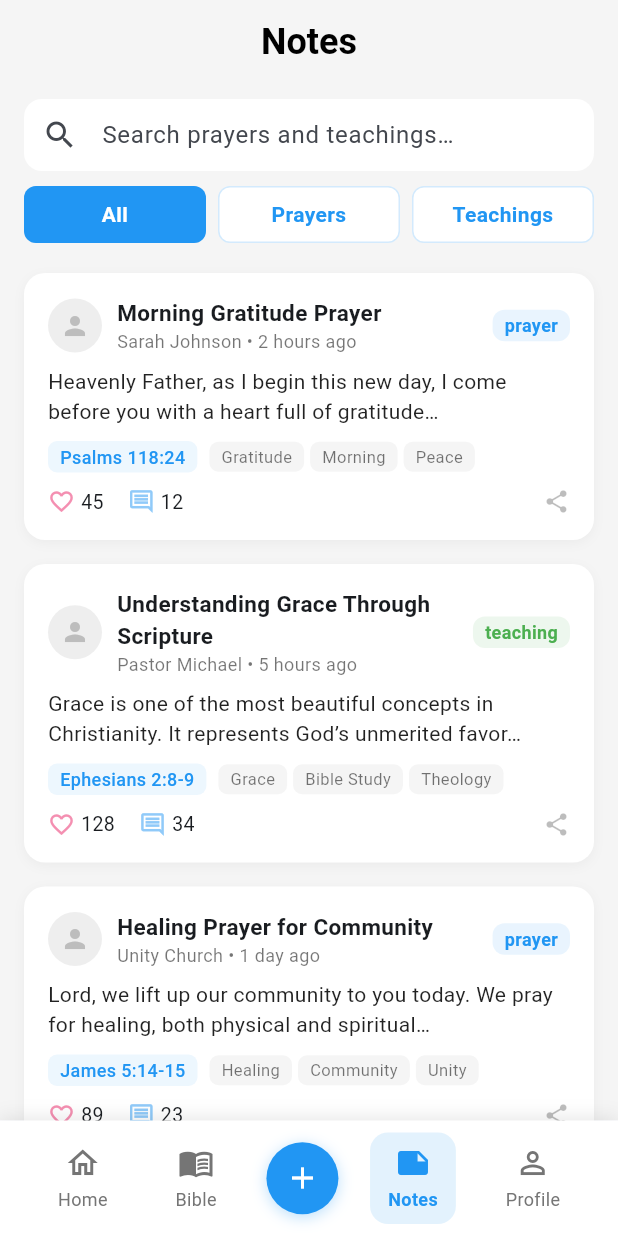
After one commit to Zowesoft/prayzo, a Flutter app: the screen it shows after launch, item 4 of the bottom bar chosen, on a phone screen of 412 x 824 dp. The commit adds this screen. Run offline on Flutter 3.47's test engine with Material 3 defaults, Android fonts, the phone set to English and light mode, and no system bars.

Commit message:
refactor: rename state classes and update opacity syntax
- Rename all private state classes (e.g. `_HomeScreenState`) to public format (e.g. `HomeScreenState`)
- Replace `withOpacity()` calls with `withValues(alpha:)` for consistency
- Rename `CreateNoteScreen` to `NotesScreen` and update navigation
- Remove redundant bottom navigation in ProfileScreen

```diff
--- a/lib/main.dart
+++ b/lib/main.dart
@@ -1,6 +1,6 @@
 import 'package:flutter/material.dart';
 import 'screens/home_screen.dart';
-import 'screens/create_note_screen.dart';
+import 'screens/notes_screen.dart';
 import 'screens/bible_screen.dart';
 import 'screens/profile_screen.dart';
 import 'utils/colors.dart';
@@ -45,10 +45,10 @@ class MainScreen extends StatefulWidget {
   const MainScreen({super.key});
 
   @override
-  _MainScreenState createState() => _MainScreenState();
+  MainScreenState createState() => MainScreenState();
 }
 
-class _MainScreenState extends State<MainScreen> with TickerProviderStateMixin {
+class MainScreenState extends State<MainScreen> with TickerProviderStateMixin {
   int _currentIndex = 0;
   late AnimationController _animationController;
   late Animation<double> _fadeAnimation;
@@ -56,7 +56,7 @@ class _MainScreenState extends State<MainScreen> with TickerProviderStateMixin {
   final List<Widget> _screens = [
     HomeScreen(),
     BibleScreen(),
-    CreateNoteScreen(),
+    NotesScreen(),
     ProfileScreen(),
   ];
 
--- a/lib/screens/bible_screen.dart
+++ b/lib/screens/bible_screen.dart
@@ -7,10 +7,10 @@ class BibleScreen extends StatefulWidget {
   const BibleScreen({super.key});
 
   @override
-  _BibleScreenState createState() => _BibleScreenState();
+ BibleScreenState createState() => BibleScreenState();
 }
 
-class _BibleScreenState extends State<BibleScreen> with TickerProviderStateMixin {
+class BibleScreenState extends State<BibleScreen> with TickerProviderStateMixin {
   final TextEditingController _searchController = TextEditingController();
   late TabController _tabController;
   List<String> bookmarkedVerses = [];
@@ -109,7 +109,7 @@ class _BibleScreenState extends State<BibleScreen> with TickerProviderStateMixin
             padding: EdgeInsets.all(20),
             decoration: BoxDecoration(
               gradient: LinearGradient(
-                colors: [AppColors.primaryBlue, AppColors.primaryBlue.withOpacity(0.8)],
+                colors: [AppColors.primaryBlue, AppColors.primaryBlue.withValues(alpha: 0.8)],
               ),
               borderRadius: BorderRadius.circular(16),
             ),
@@ -130,7 +130,7 @@ class _BibleScreenState extends State<BibleScreen> with TickerProviderStateMixin
                     Container(
                       padding: EdgeInsets.symmetric(horizontal: 8, vertical: 4),
                       decoration: BoxDecoration(
-                        color: Colors.white.withOpacity(0.2),
+                        color: Colors.white.withValues(alpha: 0.2),
                         borderRadius: BorderRadius.circular(8),
                       ),
                       child: Text(
@@ -159,7 +159,7 @@ class _BibleScreenState extends State<BibleScreen> with TickerProviderStateMixin
                     Text(
                       'Philippians 4:13',
                       style: TextStyle(
-                        color: Colors.white.withOpacity(0.9),
+                        color: Colors.white.withValues(alpha: 0.9),
                         fontSize: 14,
                         fontWeight: FontWeight.w500,
                       ),
--- a/lib/screens/create_note_screen.dart
+++ b/lib/screens/create_note_screen.dart
@@ -5,10 +5,10 @@ class CreateNoteScreen extends StatefulWidget {
   const CreateNoteScreen({super.key});
 
   @override
-  _CreateNoteScreenState createState() => _CreateNoteScreenState();
+  CreateNoteScreenState createState() => CreateNoteScreenState();
 }
 
-class _CreateNoteScreenState extends State<CreateNoteScreen>
+class CreateNoteScreenState extends State<CreateNoteScreen>
     with SingleTickerProviderStateMixin {
   bool isPrayerMode = true;
   final TextEditingController _titleController = TextEditingController();
--- a/lib/screens/home_screen.dart
+++ b/lib/screens/home_screen.dart
@@ -9,10 +9,10 @@ class HomeScreen extends StatefulWidget {
   const HomeScreen({super.key});
 
   @override
-  _HomeScreenState createState() => _HomeScreenState();
+  HomeScreenState createState() => HomeScreenState();
 }
 
-class _HomeScreenState extends State<HomeScreen> {
+class HomeScreenState extends State<HomeScreen> {
   final ScrollController _scrollController = ScrollController();
   bool _showFloatingButton = false;
 
--- /dev/null
+++ b/lib/screens/notes_screen.dart
@@ -0,0 +1,297 @@
+import 'package:flutter/material.dart';
+import '../utils/colors.dart';
+
+class NotesScreen extends StatefulWidget {
+  const NotesScreen({super.key});
+
+  @override
+  State<NotesScreen> createState() => _NotesScreenState();
+}
+
+class _NotesScreenState extends State<NotesScreen> {
+  int _selectedTab = 0;
+  final TextEditingController _searchController = TextEditingController();
+
+  final List<Map<String, dynamic>> _notes = [
+    {
+      'type': 'prayer',
+      'title': 'Morning Gratitude Prayer',
+      'author': 'Sarah Johnson',
+      'time': '2 hours ago',
+      'content':
+          'Heavenly Father, as I begin this new day, I come before you with a heart full of gratitude…',
+      'tags': ['Gratitude', 'Morning', 'Peace'],
+      'scripture': 'Psalms 118:24',
+      'likes': 45,
+      'comments': 12,
+    },
+    {
+      'type': 'teaching',
+      'title': 'Understanding Grace Through Scripture',
+      'author': 'Pastor Michael',
+      'time': '5 hours ago',
+      'content':
+          'Grace is one of the most beautiful concepts in Christianity. It represents God’s unmerited favor…',
+      'tags': ['Grace', 'Bible Study', 'Theology'],
+      'scripture': 'Ephesians 2:8-9',
+      'likes': 128,
+      'comments': 34,
+    },
+    {
+      'type': 'prayer',
+      'title': 'Healing Prayer for Community',
+      'author': 'Unity Church',
+      'time': '1 day ago',
+      'content':
+          'Lord, we lift up our community to you today. We pray for healing, both physical and spiritual…',
+      'tags': ['Healing', 'Community', 'Unity'],
+      'scripture': 'James 5:14-15',
+      'likes': 89,
+      'comments': 23,
+    },
+    {
+      'type': 'teaching',
+      'title': 'The Power of Forgiveness',
+      'author': 'Rachel Adams',
+      'time': '2 days ago',
+      'content':
+          'Forgiveness is not just a suggestion in Christianity; it’s a commandment that leads to freedom…',
+      'tags': ['Forgiveness', 'Reflection', 'Growth'],
+      'scripture': 'Matthew 6:14-15',
+      'likes': 67,
+      'comments': 18,
+    },
+  ];
+
+  @override
+  void dispose() {
+    _searchController.dispose();
+    super.dispose();
+  }
+
+  Widget _buildSearchBar() {
+    return Padding(
+      padding: const EdgeInsets.symmetric(horizontal: 16, vertical: 10),
+      child: TextField(
+        controller: _searchController,
+        decoration: InputDecoration(
+          hintText: 'Search prayers and teachings…',
+          prefixIcon: const Icon(Icons.search),
+          filled: true,
+          fillColor: Colors.white,
+          contentPadding:
+              const EdgeInsets.symmetric(vertical: 0, horizontal: 16),
+          border: OutlineInputBorder(
+            borderRadius: BorderRadius.circular(12),
+            borderSide: BorderSide.none,
+          ),
+        ),
+      ),
+    );
+  }
+
+  Widget _buildTabs() {
+    return Padding(
+      padding: const EdgeInsets.symmetric(horizontal: 16),
+      child: Row(
+        children: [
+          _buildTabButton('All', 0),
+          const SizedBox(width: 8),
+          _buildTabButton('Prayers', 1),
+          const SizedBox(width: 8),
+          _buildTabButton('Teachings', 2),
+        ],
+      ),
+    );
+  }
+
+  Widget _buildTabButton(String label, int index) {
+    final isSelected = _selectedTab == index;
+    return Expanded(
+      child: GestureDetector(
+        onTap: () => setState(() => _selectedTab = index),
+        child: Container(
+          padding: const EdgeInsets.symmetric(vertical: 8),
+          decoration: BoxDecoration(
+            color: isSelected ? AppColors.primaryBlue : Colors.white,
+            borderRadius: BorderRadius.circular(8),
+            border:
+                Border.all(color: AppColors.primaryBlue.withValues(alpha: 0.2)),
+          ),
+          child: Text(
+            label,
+            textAlign: TextAlign.center,
+            style: TextStyle(
+              color: isSelected ? Colors.white : AppColors.primaryBlue,
+              fontWeight: FontWeight.w600,
+            ),
+          ),
+        ),
+      ),
+    );
+  }
+
+  List<Map<String, dynamic>> get _filteredNotes {
+    if (_selectedTab == 1) {
+      return _notes.where((n) => n['type'] == 'prayer').toList();
+    } else if (_selectedTab == 2) {
+      return _notes.where((n) => n['type'] == 'teaching').toList();
+    }
+    return _notes;
+  }
+
+  Widget _buildNoteCard(Map<String, dynamic> note) {
+    final isPrayer = note['type'] == 'prayer';
+    final color = isPrayer ? AppColors.primaryBlue : Colors.green;
+    final label = isPrayer ? 'prayer' : 'teaching';
+    return Container(
+      margin: const EdgeInsets.symmetric(vertical: 8, horizontal: 0),
+      padding: const EdgeInsets.all(16),
+      decoration: BoxDecoration(
+        color: Colors.white,
+        borderRadius: BorderRadius.circular(14),
+        boxShadow: [
+          BoxShadow(
+            color: Colors.black.withValues(alpha: 0.04),
+            blurRadius: 6,
+            offset: const Offset(0, 2),
+          ),
+        ],
+      ),
+      child: Column(
+        crossAxisAlignment: CrossAxisAlignment.start,
+        children: [
+          Row(
+            children: [
+              CircleAvatar(
+                radius: 18,
+                backgroundColor: Colors.grey[200],
+                child: Icon(Icons.person, color: Colors.grey[400], size: 20),
+              ),
+              const SizedBox(width: 10),
+              Expanded(
+                child: Column(
+                  crossAxisAlignment: CrossAxisAlignment.start,
+                  children: [
+                    Text(
+                      note['title'],
+                      style: const TextStyle(
+                          fontWeight: FontWeight.bold, fontSize: 15),
+                    ),
+                    Text(
+                      '${note['author']} • ${note['time']}',
+                      style:
+                          const TextStyle(fontSize: 12, color: Colors.black54),
+                    ),
+                  ],
+                ),
+              ),
+              Container(
+                padding: const EdgeInsets.symmetric(horizontal: 8, vertical: 2),
+                decoration: BoxDecoration(
+                  color: color.withValues(alpha: 0.1),
+                  borderRadius: BorderRadius.circular(8),
+                ),
+                child: Text(
+                  label,
+                  style: TextStyle(
+                      color: color, fontWeight: FontWeight.bold, fontSize: 12),
+                ),
+              ),
+            ],
+          ),
+          const SizedBox(height: 8),
+          Text(
+            note['content'],
+            maxLines: 2,
+            overflow: TextOverflow.ellipsis,
+            style: const TextStyle(fontSize: 14, color: Colors.black87),
+          ),
+          const SizedBox(height: 10),
+          Row(
+            children: [
+              Container(
+                padding: const EdgeInsets.symmetric(horizontal: 8, vertical: 2),
+                decoration: BoxDecoration(
+                  color: AppColors.primaryBlue.withValues(alpha: 0.08),
+                  borderRadius: BorderRadius.circular(6),
+                ),
+                child: Text(
+                  note['scripture'],
+                  style: const TextStyle(
+                      color: AppColors.primaryBlue,
+                      fontWeight: FontWeight.w500,
+                      fontSize: 12),
+                ),
+              ),
+              const SizedBox(width: 8),
+              ...note['tags']
+                  .map<Widget>((tag) => Container(
+                        margin: const EdgeInsets.only(right: 4),
+                        padding: const EdgeInsets.symmetric(
+                            horizontal: 8, vertical: 2),
+                        decoration: BoxDecoration(
+                          color: Colors.grey[100],
+                          borderRadius: BorderRadius.circular(6),
+                        ),
+                        child: Text(
+                          tag,
+                          style: const TextStyle(
+                              fontSize: 11, color: Colors.black54),
+                        ),
+                      ))
+                  .toList(),
+            ],
+          ),
+          const SizedBox(height: 10),
+          Row(
+            children: [
+              Icon(Icons.favorite_border, color: Colors.pink[200], size: 18),
+              const SizedBox(width: 4),
+              Text(note['likes'].toString(),
+                  style: const TextStyle(fontSize: 13)),
+              const SizedBox(width: 16),
+              Icon(Icons.comment_outlined, color: Colors.blue[200], size: 18),
+              const SizedBox(width: 4),
+              Text(note['comments'].toString(),
+                  style: const TextStyle(fontSize: 13)),
+              const Spacer(),
+              Icon(Icons.share, color: Colors.black26, size: 18),
+            ],
+          ),
+        ],
+      ),
+    );
+  }
+
+  @override
+  Widget build(BuildContext context) {
+    return Scaffold(
+      backgroundColor: AppColors.lightGrey,
+      appBar: AppBar(
+        elevation: 0,
+        backgroundColor: Colors.transparent,
+        title: const Text('Notes',
+            style: TextStyle(color: Colors.black, fontWeight: FontWeight.bold)),
+        centerTitle: true,
+        iconTheme: const IconThemeData(color: Colors.black),
+      ),
+      body: Column(
+        crossAxisAlignment: CrossAxisAlignment.start,
+        children: [
+          _buildSearchBar(),
+          _buildTabs(),
+          const SizedBox(height: 4),
+          Expanded(
+            child: ListView.builder(
+              padding: const EdgeInsets.symmetric(horizontal: 16, vertical: 8),
+              itemCount: _filteredNotes.length,
+              itemBuilder: (context, idx) =>
+                  _buildNoteCard(_filteredNotes[idx]),
+            ),
+          ),
+        ],
+      ),
+    );
+  }
+}
--- a/lib/screens/profile_screen.dart
+++ b/lib/screens/profile_screen.dart
@@ -10,7 +10,7 @@ class ProfileScreen extends StatefulWidget {
 }
 
 class _ProfileScreenState extends State<ProfileScreen> {
-  int _currentTab = 3;
+  final int _currentTab = 3;
   int _selectedTab = 0;
 
   final List<Map<String, dynamic>> _activity = [
@@ -60,7 +60,7 @@ class _ProfileScreenState extends State<ProfileScreen> {
         Container(
           padding: const EdgeInsets.symmetric(horizontal: 10, vertical: 4),
           decoration: BoxDecoration(
-            color: AppColors.primaryBlue.withOpacity(0.1),
+            color: AppColors.primaryBlue.withValues(alpha: 0.1),
             borderRadius: BorderRadius.circular(16),
           ),
           child: const Text(
@@ -172,7 +172,7 @@ class _ProfileScreenState extends State<ProfileScreen> {
         borderRadius: BorderRadius.circular(16),
         boxShadow: [
           BoxShadow(
-            color: Colors.black.withOpacity(0.04),
+            color: Colors.black.withValues(alpha: 0.04),
             blurRadius: 6,
             offset: const Offset(0, 2),
           ),
@@ -186,7 +186,7 @@ class _ProfileScreenState extends State<ProfileScreen> {
               Container(
                 padding: const EdgeInsets.symmetric(horizontal: 8, vertical: 2),
                 decoration: BoxDecoration(
-                  color: color.withOpacity(0.1),
+                  color: color.withValues(alpha: 0.1),
                   borderRadius: BorderRadius.circular(8),
                 ),
                 child: Text(
@@ -268,12 +268,7 @@ class _ProfileScreenState extends State<ProfileScreen> {
           ],
         ),
       ),
-      bottomNavigationBar: CustomBottomNavBar(
-        currentIndex: _currentTab,
-        onTap: (index) {
-          // You can add navigation logic here
-        },
-      ),
+
     );
   }
 }
--- a/lib/widgets/bible_verse_card.dart
+++ b/lib/widgets/bible_verse_card.dart
@@ -15,10 +15,10 @@ class BibleVerseCard extends StatefulWidget {
   });
 
   @override
-  _BibleVerseCardState createState() => _BibleVerseCardState();
+  BibleVerseCardState createState() => BibleVerseCardState();
 }
 
-class _BibleVerseCardState extends State<BibleVerseCard>
+class BibleVerseCardState extends State<BibleVerseCard>
     with SingleTickerProviderStateMixin {
   late AnimationController _bookmarkController;
   late Animation<double> _bookmarkAnimation;
@@ -60,7 +60,7 @@ class _BibleVerseCardState extends State<BibleVerseCard>
         borderRadius: BorderRadius.circular(12),
         boxShadow: [
           BoxShadow(
-            color: Colors.black.withOpacity(0.05),
+            color: Colors.black.withValues(alpha: 0.05),
             blurRadius: 8,
             offset: Offset(0, 2),
           ),
--- a/lib/widgets/bottom_nav_bar.dart
+++ b/lib/widgets/bottom_nav_bar.dart
@@ -1,4 +1,5 @@
 import 'package:flutter/material.dart';
+import 'package:prayzo/screens/create_note_screen.dart';
 import '../utils/colors.dart';
 
 class CustomBottomNavBar extends StatelessWidget {
@@ -18,7 +19,7 @@ class CustomBottomNavBar extends StatelessWidget {
         color: Colors.white,
         boxShadow: [
           BoxShadow(
-            color: Colors.black.withOpacity(0.1),
+            color: Colors.black.withValues(alpha: 0.1),
             blurRadius: 10,
             offset: Offset(0, -2),
           ),
@@ -37,7 +38,7 @@ class CustomBottomNavBar extends StatelessWidget {
                 'Bible',
                 1,
               ),
-              _buildCreateButton(),
+              _buildCreateButton(context),
               _buildNavItem(Icons.note_outlined, Icons.note, 'Notes', 2),
               _buildNavItem(Icons.person_outline, Icons.person, 'Profile', 3),
             ],
@@ -88,9 +89,13 @@ class CustomBottomNavBar extends StatelessWidget {
     );
   }
 
-  Widget _buildCreateButton() {
+  Widget _buildCreateButton(BuildContext context) {
     return GestureDetector(
-      onTap: () => onTap(2),
+      onTap: () {
+        Navigator.of(context).push(
+          MaterialPageRoute(builder: (_) => CreateNoteScreen()),
+        );
+      },
       child: Container(
         width: 48,
         height: 48,
@@ -99,7 +104,7 @@ class CustomBottomNavBar extends StatelessWidget {
           shape: BoxShape.circle,
           boxShadow: [
             BoxShadow(
-              color: AppColors.primaryBlue.withOpacity(0.3),
+              color: AppColors.primaryBlue.withAlpha((0.3 * 255).toInt()),
               blurRadius: 8,
               offset: Offset(0, 2),
             ),
--- a/lib/widgets/prayer_card.dart
+++ b/lib/widgets/prayer_card.dart
@@ -14,10 +14,10 @@ class PrayerCard extends StatefulWidget {
   });
 
   @override
-  _PrayerCardState createState() => _PrayerCardState();
+  PrayerCardState createState() => PrayerCardState();
 }
 
-class _PrayerCardState extends State<PrayerCard>
+class PrayerCardState extends State<PrayerCard>
     with SingleTickerProviderStateMixin {
   bool isLiked = false;
   late AnimationController _likeController;
@@ -72,7 +72,7 @@ class _PrayerCardState extends State<PrayerCard>
         borderRadius: BorderRadius.circular(16),
         boxShadow: [
           BoxShadow(
-            color: Colors.black.withOpacity(0.08),
+            color: Colors.black.withValues(alpha: 0.08),
             blurRadius: 10,
             offset: Offset(0, 2),
           ),
--- a/lib/widgets/scripture_reference_card.dart
+++ b/lib/widgets/scripture_reference_card.dart
@@ -31,9 +31,9 @@ class ScriptureReferenceCard extends StatelessWidget {
         margin: EdgeInsets.only(right: 8),
         padding: EdgeInsets.symmetric(horizontal: 12, vertical: 6),
         decoration: BoxDecoration(
-          color: color.withOpacity(0.1),
+          color: color.withValues(alpha: 0.1),
           borderRadius: BorderRadius.circular(16),
-          border: Border.all(color: color.withOpacity(0.3)),
+          border: Border.all(color: color.withValues(alpha: 0.3)),
         ),
         child: Text(
           reference,
--- a/lib/widgets/video_player_widget.dart
+++ b/lib/widgets/video_player_widget.dart
@@ -16,10 +16,10 @@ class VideoPlayerWidget extends StatefulWidget {
   });
 
   @override
-  _VideoPlayerWidgetState createState() => _VideoPlayerWidgetState();
+  VideoPlayerWidgetState createState() => VideoPlayerWidgetState();
 }
 
-class _VideoPlayerWidgetState extends State<VideoPlayerWidget>
+class VideoPlayerWidgetState extends State<VideoPlayerWidget>
     with TickerProviderStateMixin {
   bool isPlaying = false;
   late AnimationController _playButtonController;
@@ -74,7 +74,7 @@ class _VideoPlayerWidgetState extends State<VideoPlayerWidget>
           Container(
             decoration: BoxDecoration(
               borderRadius: BorderRadius.circular(12),
-              color: Colors.black.withOpacity(0.3),
+              color: Colors.black.withValues(alpha: 0.3),
             ),
           ),
 
@@ -110,11 +110,11 @@ class _VideoPlayerWidgetState extends State<VideoPlayerWidget>
                   width: 60,
                   height: 60,
                   decoration: BoxDecoration(
-                    color: Colors.white.withOpacity(0.9),
+                    color: Colors.white.withValues(alpha: 0.9),
                     shape: BoxShape.circle,
                     boxShadow: [
                       BoxShadow(
-                        color: Colors.black.withOpacity(0.2),
+                        color: Colors.black.withValues(alpha: 0.2),
                         blurRadius: 8,
                         offset: Offset(0, 2),
                       ),
@@ -147,7 +147,7 @@ class _VideoPlayerWidgetState extends State<VideoPlayerWidget>
                   end: Alignment.bottomCenter,
                   colors: [
                     Colors.transparent,
-                    Colors.black.withOpacity(0.7),
+                    Colors.black.withValues(alpha: 0.7),
                   ],
                 ),
               ),
@@ -177,7 +177,7 @@ class _VideoPlayerWidgetState extends State<VideoPlayerWidget>
                   Text(
                     widget.author,
                     style: TextStyle(
-                      color: Colors.white.withOpacity(0.8),
+                      color: Colors.white.withValues(alpha: 0.8),
                       fontSize: 14,
                     ),
                   ),
```
